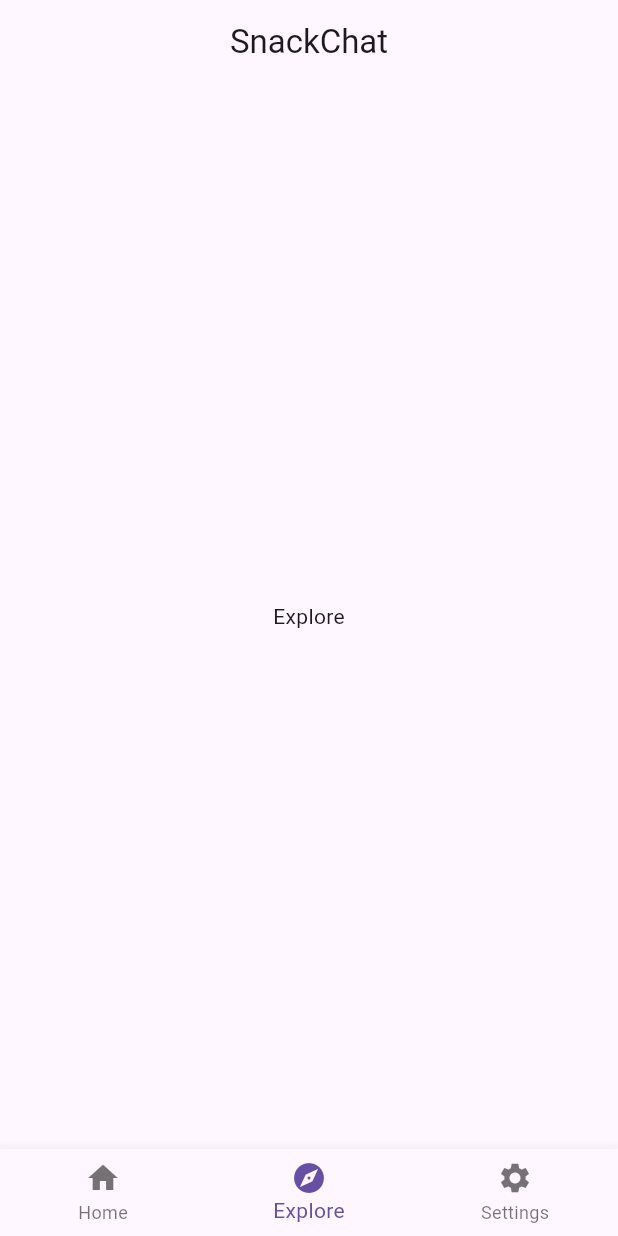
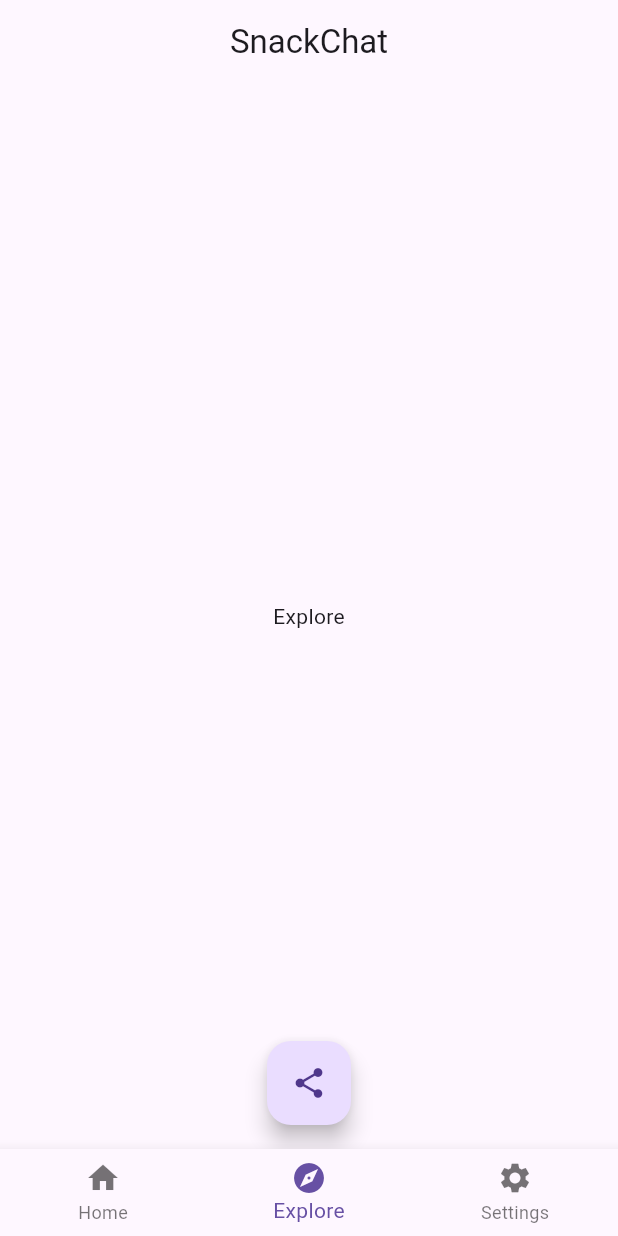
Before and after one commit to Neeraj1213/SnackChat, a Flutter app: the screen it shows after launch, on a phone screen of 412 x 824 dp. Run offline on Flutter 3.47's test engine with Material 3 defaults, Android fonts, the phone set to English and light mode, and no system bars; our stand-ins replace share_plus.

Commit message:
Added share button.

```diff
--- a/lib/explore.dart
+++ b/lib/explore.dart
@@ -1,4 +1,5 @@
 import "package:flutter/material.dart";
+import "package:share_plus/share_plus.dart";
 
 class ExplorePage extends StatefulWidget {
     const ExplorePage({super.key});
@@ -11,8 +12,27 @@ class _ExplorePageState extends State<ExplorePage> {
 
     @override
     Widget build(BuildContext context) {
-        return const Scaffold(
-            body: Center( child: Text( "Explore") )
+        return Scaffold(
+            body: const Center( child: Text( "Explore") ),
+            floatingActionButton: FloatingActionButton(
+                onPressed: () async {
+                    final result = await Share.share( "I love USF GDSC!" );
+                    if( context.mounted && result.status == ShareResultStatus.success ) {
+                        ScaffoldMessenger.of(context).showSnackBar(
+                            SnackBar(
+                                action: SnackBarAction(
+                                    label: "OK",
+                                    onPressed: () {}
+                                ),
+                                behavior: SnackBarBehavior.floating,
+                                content: const Text( "Successfully shared!" )
+                            )
+                        );
+                    }
+                },
+                child: const Icon( Icons.share )
+            ),
+            floatingActionButtonLocation: FloatingActionButtonLocation.centerFloat
         );
     }
 }
```
